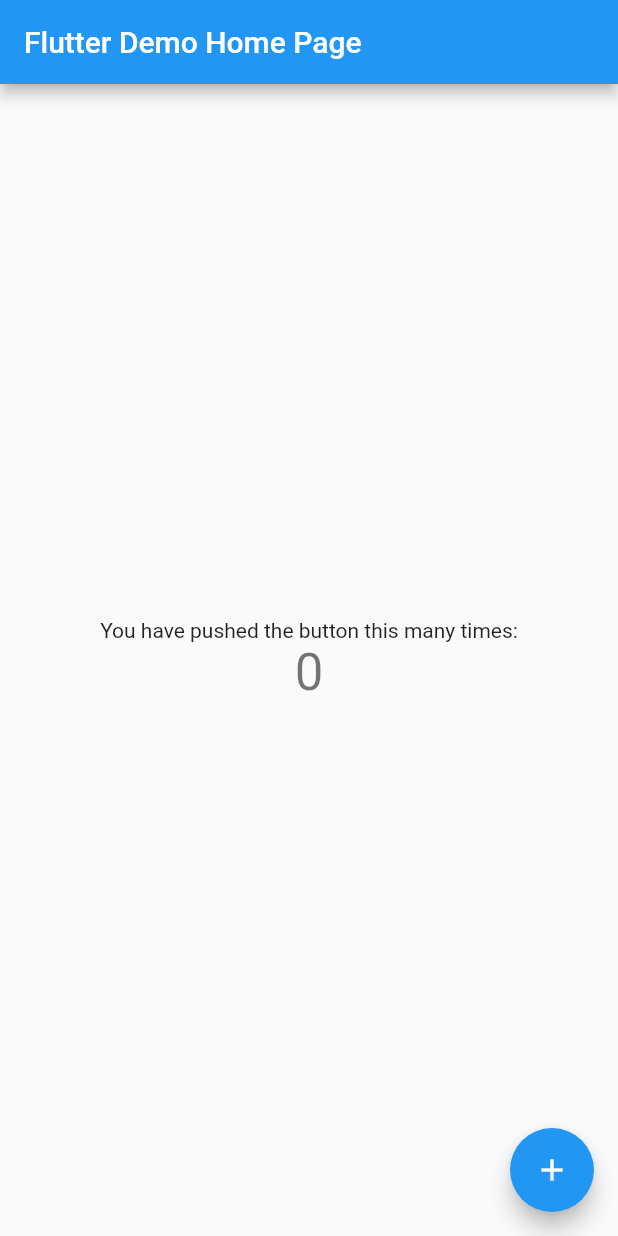
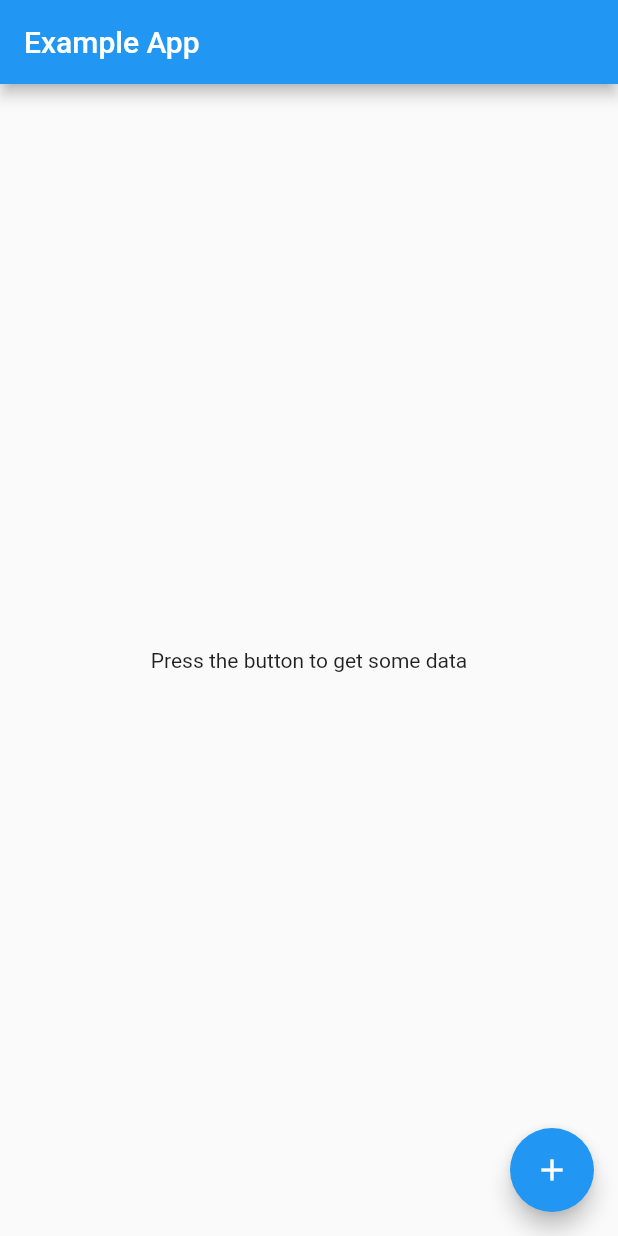
Before and after one commit to muhammadidrees/bloc_rest_api, a Flutter app: the screen it shows after launch, on a phone screen of 412 x 824 dp. Run offline on Flutter 3.47's test engine with Material 2 defaults, Android fonts, the phone set to English and light mode, and no system bars; our stand-ins replace equatable, flutter_bloc, hydrated_bloc.

Commit message:
updated example to show get request for one model

```diff
--- a/example/lib/main.dart
+++ b/example/lib/main.dart
@@ -1,117 +1,87 @@
+import 'package:bloc_rest_api/bloc_rest_api.dart';
 import 'package:flutter/material.dart';
+import 'package:flutter_bloc/flutter_bloc.dart';
+
+import 'models/models.dart';
 
 void main() {
-  runApp(MyApp());
+  // Specify the base url
+  ApiConfig.baseUrl = "https://jsonplaceholder.typicode.com/";
+  // Specify base header for response
+  ApiConfig.header = {"Content-Type": "application/json"};
+  runApp(App());
 }
 
-class MyApp extends StatelessWidget {
+class App extends StatelessWidget {
+  App({Key key}) : super(key: key);
+
+  // This widget is the root of your application.
+  @override
+  Widget build(BuildContext context) {
+    return MultiBlocProvider(
+      providers: [
+        BlocProvider(
+          create: (context) => RequestCubit<PostModel>(model: PostModel()),
+        ),
+      ],
+      child: AppView(),
+    );
+  }
+}
+
+class AppView extends StatelessWidget {
   // This widget is the root of your application.
   @override
   Widget build(BuildContext context) {
     return MaterialApp(
       title: 'Flutter Demo',
       theme: ThemeData(
-        // This is the theme of your application.
-        //
-        // Try running your application with "flutter run". You'll see the
-        // application has a blue toolbar. Then, without quitting the app, try
-        // changing the primarySwatch below to Colors.green and then invoke
-        // "hot reload" (press "r" in the console where you ran "flutter run",
-        // or simply save your changes to "hot reload" in a Flutter IDE).
-        // Notice that the counter didn't reset back to zero; the application
-        // is not restarted.
         primarySwatch: Colors.blue,
-        // This makes the visual density adapt to the platform that you run
-        // the app on. For desktop platforms, the controls will be smaller and
-        // closer together (more dense) than on mobile platforms.
         visualDensity: VisualDensity.adaptivePlatformDensity,
       ),
-      home: MyHomePage(title: 'Flutter Demo Home Page'),
+      home: HomePage(title: 'Example App'),
     );
   }
 }
 
-class MyHomePage extends StatefulWidget {
-  MyHomePage({Key key, this.title}) : super(key: key);
-
-  // This widget is the home page of your application. It is stateful, meaning
-  // that it has a State object (defined below) that contains fields that affect
-  // how it looks.
-
-  // This class is the configuration for the state. It holds the values (in this
-  // case the title) provided by the parent (in this case the App widget) and
-  // used by the build method of the State. Fields in a Widget subclass are
-  // always marked "final".
+class HomePage extends StatelessWidget {
+  HomePage({Key key, this.title}) : super(key: key);
 
   final String title;
 
   @override
-  _MyHomePageState createState() => _MyHomePageState();
-}
-
-class _MyHomePageState extends State<MyHomePage> {
-  int _counter = 0;
-
-  void _incrementCounter() {
-    setState(() {
-      // This call to setState tells the Flutter framework that something has
-      // changed in this State, which causes it to rerun the build method below
-      // so that the display can reflect the updated values. If we changed
-      // _counter without calling setState(), then the build method would not be
-      // called again, and so nothing would appear to happen.
-      _counter++;
-    });
-  }
-
-  @override
   Widget build(BuildContext context) {
-    // This method is rerun every time setState is called, for instance as done
-    // by the _incrementCounter method above.
-    //
-    // The Flutter framework has been optimized to make rerunning build methods
-    // fast, so that you can just rebuild anything that needs updating rather
-    // than having to individually change instances of widgets.
     return Scaffold(
       appBar: AppBar(
-        // Here we take the value from the MyHomePage object that was created by
-        // the App.build method, and use it to set our appbar title.
-        title: Text(widget.title),
-      ),
-      body: Center(
-        // Center is a layout widget. It takes a single child and positions it
-        // in the middle of the parent.
-        child: Column(
-          // Column is also a layout widget. It takes a list of children and
-          // arranges them vertically. By default, it sizes itself to fit its
-          // children horizontally, and tries to be as tall as its parent.
-          //
-          // Invoke "debug painting" (press "p" in the console, choose the
-          // "Toggle Debug Paint" action from the Flutter Inspector in Android
-          // Studio, or the "Toggle Debug Paint" command in Visual Studio Code)
-          // to see the wireframe for each widget.
-          //
-          // Column has various properties to control how it sizes itself and
-          // how it positions its children. Here we use mainAxisAlignment to
-          // center the children vertically; the main axis here is the vertical
-          // axis because Columns are vertical (the cross axis would be
-          // horizontal).
-          mainAxisAlignment: MainAxisAlignment.center,
-          children: <Widget>[
-            Text(
-              'You have pushed the button this many times:',
-            ),
-            Text(
-              '$_counter',
-              style: Theme.of(context).textTheme.headline4,
-            ),
-          ],
-        ),
+        title: Text(title),
       ),
       floatingActionButton: FloatingActionButton(
-        onPressed: _incrementCounter,
-        tooltip: 'Increment',
+        onPressed: () {
+          context.read<RequestCubit<PostModel>>().getRequest(
+                handle: "posts/1",
+              );
+        },
         child: Icon(Icons.add),
-      ), // This trailing comma makes auto-formatting nicer for build methods.
+      ),
+      body: BlocBuilder<RequestCubit<PostModel>, RequestState>(
+        builder: (context, state) {
+          switch (state.status) {
+            case RequestStatus.empty:
+              return Center(child: Text("Press the button to get some data"));
+
+            case RequestStatus.loading:
+              return Center(child: CircularProgressIndicator());
+
+            case RequestStatus.success:
+              return Center(child: Text(state.model.toString()));
+
+            case RequestStatus.failure:
+              return Center(child: Text(state.errorMessage));
+            default:
+              return Container();
+          }
+        },
+      ),
     );
   }
 }
--- /dev/null
+++ b/example/lib/models/models.dart
@@ -0,0 +1,3 @@
+import 'package:bloc_rest_api/bloc_rest_api.dart';
+
+part 'post_model.dart';
--- /dev/null
+++ b/example/lib/models/post_model.dart
@@ -0,0 +1,57 @@
+part of 'models.dart';
+
+// data model must extend the ResultModel class and overide it's methods
+class PostModel extends ResultModel {
+  PostModel({
+    this.userId,
+    this.id,
+    this.title,
+    this.body,
+  });
+
+  final int userId;
+  final int id;
+  final String title;
+  final String body;
+
+  PostModel copyWith({
+    int userId,
+    int id,
+    String title,
+    String body,
+  }) =>
+      PostModel(
+        userId: userId ?? this.userId,
+        id: id ?? this.id,
+        title: title ?? this.title,
+        body: body ?? this.body,
+      );
+
+  factory PostModel.fromJson(Map<String, dynamic> json) => PostModel(
+        userId: json["userId"] == null ? null : json["userId"],
+        id: json["id"] == null ? null : json["id"],
+        title: json["title"] == null ? null : json["title"],
+        body: json["body"] == null ? null : json["body"],
+      );
+
+  @override
+  PostModel fromJson(Map<String, dynamic> json) => PostModel(
+        userId: json["userId"] == null ? null : json["userId"],
+        id: json["id"] == null ? null : json["id"],
+        title: json["title"] == null ? null : json["title"],
+        body: json["body"] == null ? null : json["body"],
+      );
+
+  Map<String, dynamic> toJson() => {
+        "userId": userId == null ? null : userId,
+        "id": id == null ? null : id,
+        "title": title == null ? null : title,
+        "body": body == null ? null : body,
+      };
+
+  @override
+  List<Object> get props => [userId, id];
+
+  @override
+  String toString() => "$id -- $title";
+}
```
Also changed, not shown: example/pubspec.yaml (+4 -55 lines), example/pubspec.lock, 2 other files.
